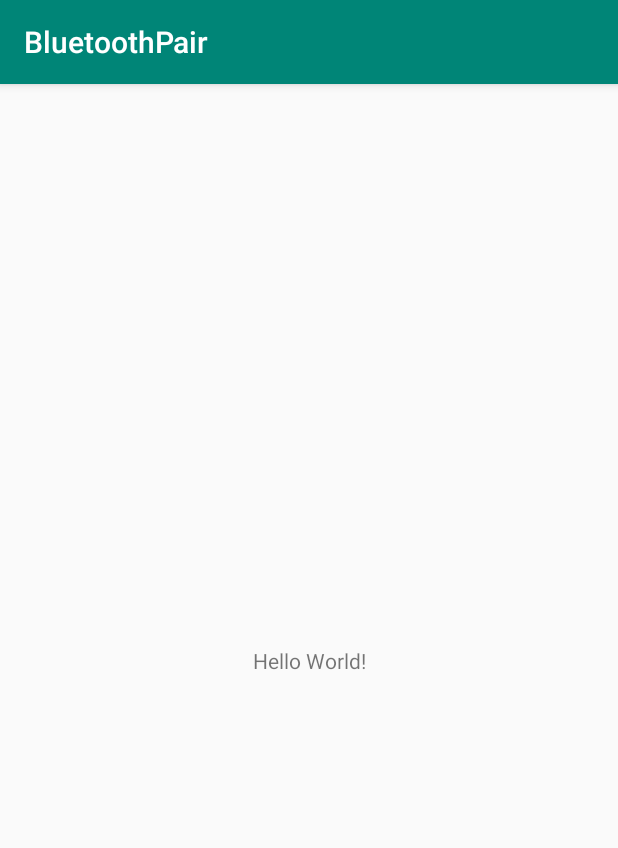
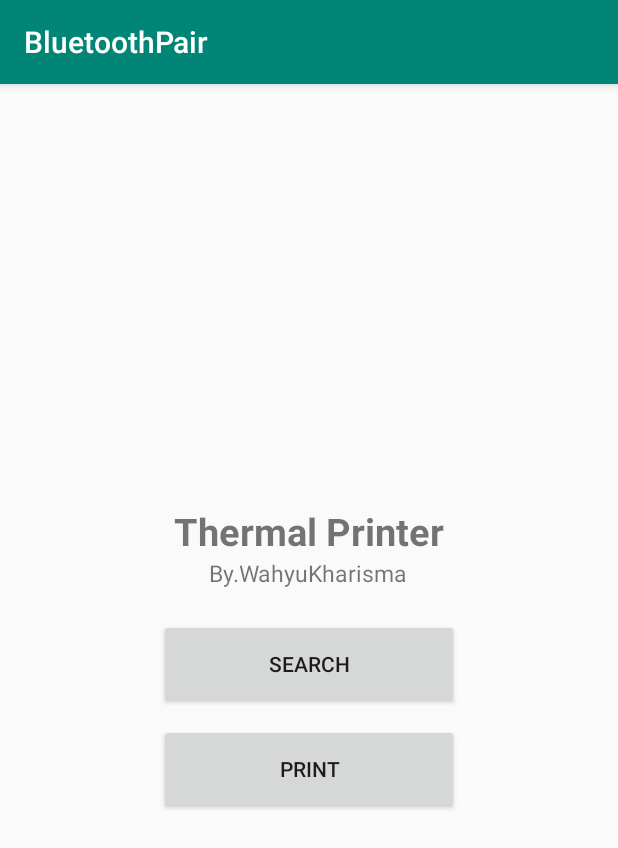
Before and after one commit to wahyukharisma/Android-Bluetooth, an Android app: the screen it shows after launch (MainActivity), on a phone screen of 412 x 824 dp. Shown: the top 848 px of the screen. Run offline under Robolectric (Android 15) with nearby library versions, the phone set to English and light mode, and no system bars.

Commit message:
+ Create Main UI and initialize
+ Create main ui xml
+ Initialize id in java

```diff
--- a/app/src/main/java/com/example/bluetoothpair/MainActivity.java
+++ b/app/src/main/java/com/example/bluetoothpair/MainActivity.java
@@ -1,29 +1,40 @@
 package com.example.bluetoothpair;
 
 import android.bluetooth.BluetoothAdapter;
-import android.content.Intent;
 import android.support.v7.app.AppCompatActivity;
 import android.os.Bundle;
-import android.util.Log;
+import android.view.View;
+import android.widget.Button;
+import android.widget.TextView;
 
 public class MainActivity extends AppCompatActivity {
+
+    private Button btn_search,btn_print;
 
     @Override
     protected void onCreate(Bundle savedInstanceState) {
         super.onCreate(savedInstanceState);
         setContentView(R.layout.activity_main);
+
+        //view ini
+        btn_search  = findViewById(R.id.btn_search);
+        btn_print   = findViewById(R.id.btn_print);
+
+
+        //listener
+        btn_print.setOnClickListener(new View.OnClickListener() {
+            @Override
+            public void onClick(View v) {
+
+            }
+        });
+
+        btn_search.setOnClickListener(new View.OnClickListener() {
+            @Override
+            public void onClick(View v) {
+
+            }
+        });
     }
 
-
-    // make device discoverable by call this function
-    private void makeDiscoverable(){
-        Intent discoverableIntent = new Intent(BluetoothAdapter.ACTION_REQUEST_DISCOVERABLE);
-        discoverableIntent.putExtra(BluetoothAdapter.EXTRA_DISCOVERABLE_DURATION,300);
-        startActivity(discoverableIntent);
-        Log.d("message","discoverable");
-    }
-
-
-
-
 }
--- a/app/src/main/res/layout/activity_main.xml
+++ b/app/src/main/res/layout/activity_main.xml
@@ -1,18 +1,40 @@
 <?xml version="1.0" encoding="utf-8"?>
-<android.support.constraint.ConstraintLayout xmlns:android="http://schemas.android.com/apk/res/android"
+<LinearLayout xmlns:android="http://schemas.android.com/apk/res/android"
     xmlns:app="http://schemas.android.com/apk/res-auto"
     xmlns:tools="http://schemas.android.com/tools"
     android:layout_width="match_parent"
     android:layout_height="match_parent"
-    tools:context=".MainActivity">
+    tools:context=".MainActivity"
+    android:orientation="vertical">
 
-    <TextView
-        android:layout_width="wrap_content"
-        android:layout_height="wrap_content"
-        android:text="Hello World!"
-        app:layout_constraintBottom_toBottomOf="parent"
-        app:layout_constraintLeft_toLeftOf="parent"
-        app:layout_constraintRight_toRightOf="parent"
-        app:layout_constraintTop_toTopOf="parent" />
+    <LinearLayout
+        android:layout_width="match_parent"
+        android:layout_height="match_parent"
+        android:orientation="vertical"
+        android:gravity="center">
+        <TextView
+            android:layout_width="wrap_content"
+            android:layout_height="wrap_content"
+            android:text="@string/title"
+            android:textSize="25sp"
+            android:textStyle="bold"/>
+        <TextView
+            android:layout_width="wrap_content"
+            android:layout_height="wrap_content"
+            android:text="By.WahyuKharisma"
+            android:textSize="15sp"
+            android:layout_marginBottom="20dp"/>
+        <Button
+            android:id="@+id/btn_search"
+            android:layout_width="200dp"
+            android:layout_height="60dp"
+            android:text="@string/search"
+            android:layout_marginBottom="10dp"/>
+        <Button
+            android:id="@+id/btn_print"
+            android:layout_width="200dp"
+            android:layout_height="60dp"
+            android:text="@string/print"/>
+    </LinearLayout>
 
-</android.support.constraint.ConstraintLayout>
+</LinearLayout>
--- a/app/src/main/res/values/strings.xml
+++ b/app/src/main/res/values/strings.xml
@@ -1,3 +1,6 @@
 <resources>
     <string name="app_name">BluetoothPair</string>
+    <string name="search">Search</string>
+    <string name="print">Print</string>
+    <string name="title">Thermal Printer</string>
 </resources>
```
